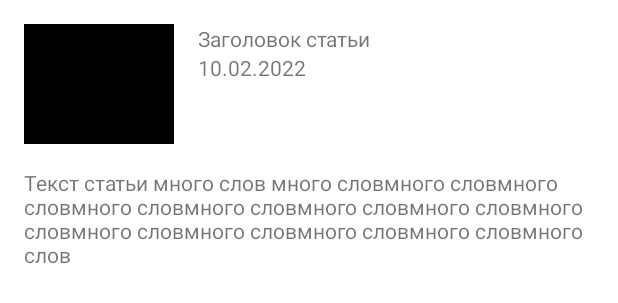
After one commit to Farmer753/itNews, an Android app: the layout list_item_article.xml on its own in the app's theme, with its tools: preview values and no code run, on a phone screen of 412 x 824 dp. The commit adds this screen. Shown: the top 303 px of the screen. Run offline under Robolectric (Android 15) with nearby library versions, the phone set to English and light mode, and no system bars.

Commit message:
show articles

```diff
--- a/app/src/main/java/ru/dpwg/itnews/mvp/view/ArticleListView.java
+++ b/app/src/main/java/ru/dpwg/itnews/mvp/view/ArticleListView.java
@@ -28,4 +28,5 @@ public interface ArticleListView extends MvpView {
 
     @AddToEndSingle
     void enableSwipeRefreshLayout(boolean enable);
+
 }
--- /dev/null
+++ b/app/src/main/res/layout/list_item_article.xml
@@ -0,0 +1,55 @@
+<?xml version="1.0" encoding="utf-8"?>
+<androidx.constraintlayout.widget.ConstraintLayout xmlns:android="http://schemas.android.com/apk/res/android"
+    android:layout_width="match_parent"
+    android:layout_height="match_parent"
+    xmlns:app="http://schemas.android.com/apk/res-auto"
+    xmlns:tools="http://schemas.android.com/tools"
+    android:padding="16dp">
+
+    <ImageView
+        android:layout_width="100dp"
+        android:layout_height="80dp"
+        android:id="@+id/articleImageView"
+        app:layout_constraintTop_toTopOf="parent"
+        app:layout_constraintStart_toStartOf="parent"
+        tools:background="@color/black" />
+
+    <TextView
+        android:layout_width="0dp"
+        android:layout_height="wrap_content"
+        android:id="@+id/titleTextView"
+        app:layout_constraintTop_toTopOf="parent"
+        app:layout_constraintStart_toEndOf="@+id/articleImageView"
+        app:layout_constraintEnd_toEndOf="parent"
+        tools:text="Заголовок статьи"
+        android:layout_marginStart="16dp"/>
+
+    <TextView
+        android:layout_width="0dp"
+        android:layout_height="wrap_content"
+        android:id="@+id/dateTextView"
+        app:layout_constraintTop_toBottomOf="@+id/titleTextView"
+        app:layout_constraintStart_toEndOf="@+id/articleImageView"
+        app:layout_constraintEnd_toEndOf="parent"
+        tools:text="10.02.2022"
+        android:layout_marginStart="16dp"/>
+
+    <androidx.constraintlayout.widget.Barrier
+        android:layout_width="wrap_content"
+        android:layout_height="wrap_content"
+        android:id="@+id/barrier"
+        app:constraint_referenced_ids="articleImageView, dateTextView"
+        app:barrierDirection="bottom"/>
+
+    <TextView
+        android:layout_width="match_parent"
+        android:layout_height="wrap_content"
+        android:id="@+id/articleTextView"
+        app:layout_constraintTop_toBottomOf="@+id/barrier"
+        app:layout_constraintStart_toStartOf="parent"
+        app:layout_constraintEnd_toEndOf="parent"
+        android:layout_marginTop="16dp"
+        tools:text="Текст статьи много слов много словмного словмного словмного словмного словмного словмного словмного словмного словмного словмного словмного словмного слов"/>
+
+
+</androidx.constraintlayout.widget.ConstraintLayout>
```
Also changed, not shown: app/src/main/java/ru/dpwg/itnews/ui/ArticleListFragment.java (+38 -15 lines), app/src/main/res/layout/fragment_article_list.xml (+4 -5 lines).
